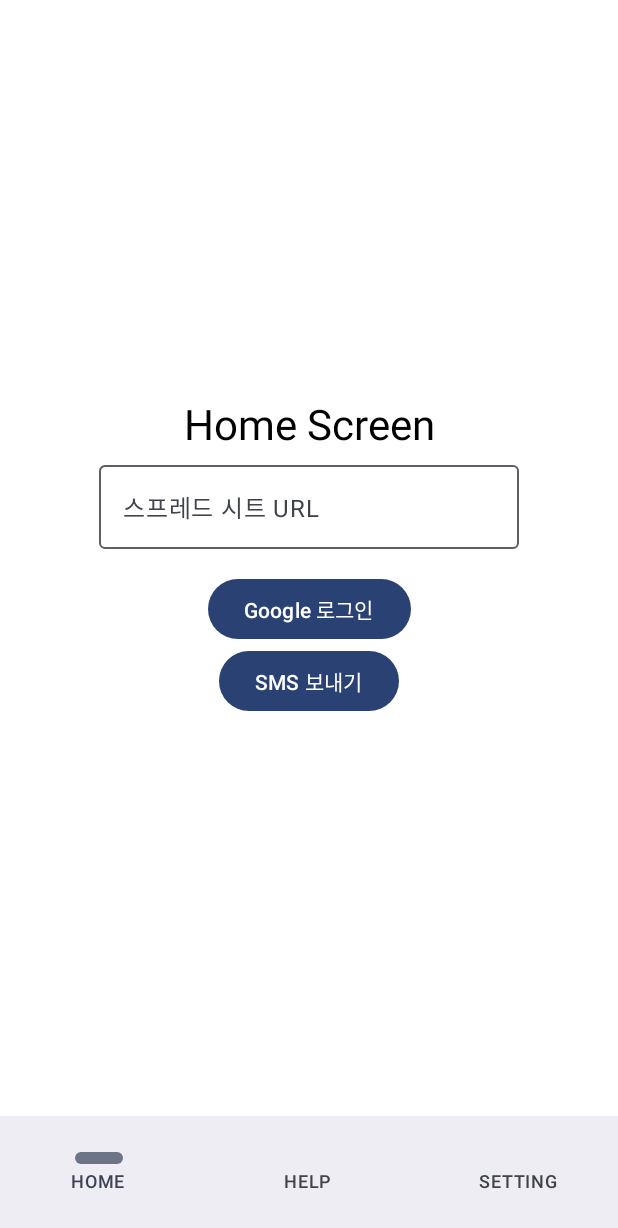
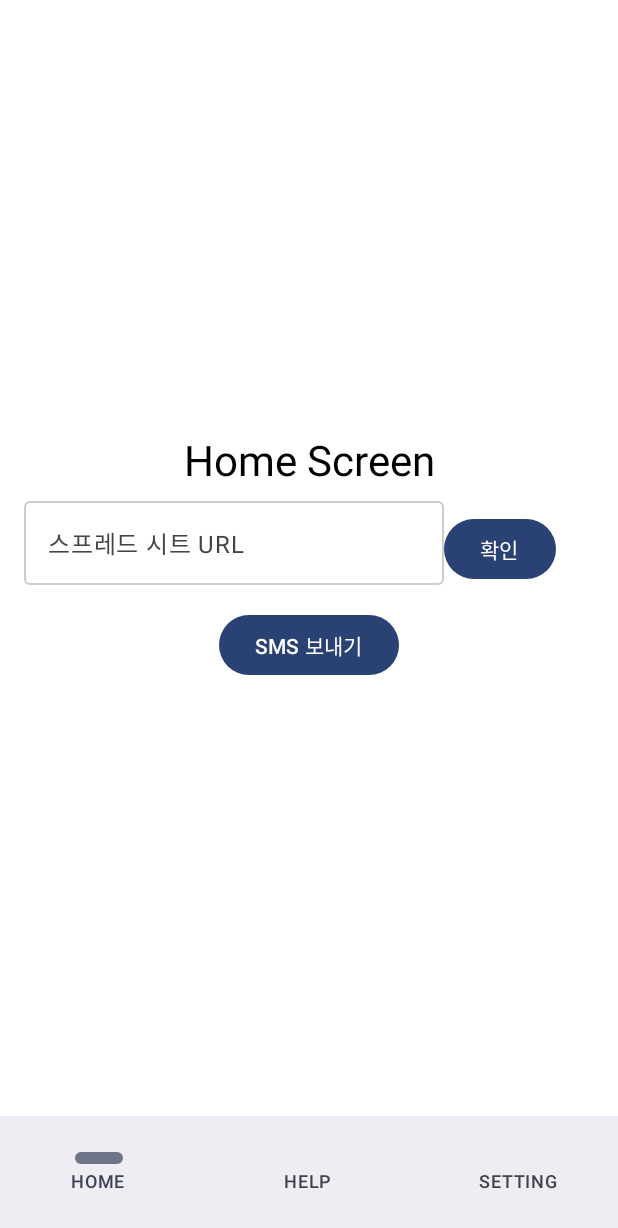
Before and after one commit to YIEOM/sms_messenger, an Android app built with Jetpack Compose: the screen it shows after launch (MainActivity), after a tap on "SMS 보내기", on a phone screen of 412 x 824 dp. Shown: the top 1228 px of the screen. Run offline under Robolectric (Android 15) with nearby library versions, the phone set to English and light mode, and no system bars; our stand-ins replace Dagger/Hilt's generated code, Timber; libraries missing offline, so code that uses them is left out: com.google.api.client, com.google.api.services.

Commit message:
[REFACTOR] : HomeViewModel 및 HomeScreen 리팩토링, 미리보기 추가
HomeViewModel의 스프레드시트 URL 처리 로직을 수정하고, HomeScreen의 UI를 개선했습니다. 또한 HomeScreen에 대한 Composable 미리보기를 추가했습니다.

주요 변경 사항:
- `HomeViewModel.kt`:
    - `sheetUrlTextState`를 `open`으로 변경하여 하위 클래스에서 재정의할 수 있도록 했습니다.
    - `onSpreadSheetUrlTextChanged` 함수를 수정하여 `sheetUrlTextState`의 현재 값을 사용하도록 변경했습니다.
    - `setSheetUrlText` 함수를 추가하여 외부에서 `sheetUrlTextState` 값을 직접 설정할 수 있도록 했습니다.
    - 생성자 및 `getSmsDataList` 함수의 반환 값 타입을 명시적으로 변경했습니다.
    - `SmsData` data class의 생성자 파라미터에 쉼표를 추가했습니다.
- `HomeScreen.kt`:
    - 스프레드시트 URL을 입력받는 `OutlinedTextField`와 "확인" 버튼을 `Row`로 묶었습니다.
    - `OutlinedTextField`의 `onValueChange` 로직을 `homeViewModel.setSheetUrlText(newText)`로 변경하고, "확인" 버튼 클릭 시 `mainViewModel.requestSignIn()`을 호출하도록 수정했습니다. (기존에는 `onSpreadSheetUrlTextChanged`가 `OutlinedTextField`의 `onValueChange`에서 호출되고, "Google 로그인" 버튼이 있었음)
    - `OutlinedTextField`에 `colors` 속성을 추가하여 포커스 및 비포커스 상태의 텍스트, 커서, 라벨, 테두리, 컨테이너 색상을 지정했습니다.
    - `HomeScreenPreview` Composable 함수를 추가하여 HomeScreen의 UI 미리보기를 제공합니다.
        - `MockApplication`, `MockMainViewModel`, `MockHomeViewModel`을 사용하여 미리보기 환경을 구성했습니다.
- `MainViewModel.kt`:
    - 생성자를 `open`으로 변경하여 하위 클래스에서 재정의할 수 있도록 했습니다.

[Issue]: [Issue-NO]

```diff
--- a/app/app/src/main/java/com/yieom/smsmessenger/HomeScreen.kt
+++ b/app/app/src/main/java/com/yieom/smsmessenger/HomeScreen.kt
@@ -1,9 +1,12 @@
 package com.yieom.smsmessenger
 
+import android.app.Application
 import android.widget.Toast
 import androidx.compose.foundation.layout.Arrangement
 import androidx.compose.foundation.layout.Column
+import androidx.compose.foundation.layout.Row
 import androidx.compose.foundation.layout.fillMaxSize
+import androidx.compose.foundation.layout.fillMaxWidth
 import androidx.compose.foundation.layout.padding
 import androidx.compose.foundation.text.KeyboardActions
 import androidx.compose.foundation.text.KeyboardOptions
@@ -12,6 +15,7 @@ import androidx.compose.material3.MaterialTheme
 import androidx.compose.material3.OutlinedTextField
 import androidx.compose.material3.Surface
 import androidx.compose.material3.Text
+import androidx.compose.material3.TextFieldDefaults
 import androidx.compose.runtime.Composable
 import androidx.compose.runtime.LaunchedEffect
 import androidx.compose.runtime.collectAsState
@@ -22,14 +26,20 @@ import androidx.compose.ui.graphics.Color
 import androidx.compose.ui.platform.LocalContext
 import androidx.compose.ui.platform.LocalSoftwareKeyboardController
 import androidx.compose.ui.text.input.ImeAction
+import androidx.compose.ui.tooling.preview.Preview
 import androidx.compose.ui.unit.dp
 import androidx.hilt.navigation.compose.hiltViewModel
 import androidx.navigation.NavController
+import androidx.navigation.compose.rememberNavController
 import kotlinx.coroutines.flow.collectLatest
 import timber.log.Timber
 
 @Composable
-fun HomeScreen(navController: NavController, mainViewModel: MainViewModel, homeViewModel: HomeViewModel = hiltViewModel()) {
+fun HomeScreen(
+    navController: NavController,
+    mainViewModel: MainViewModel,
+    homeViewModel: HomeViewModel = hiltViewModel(),
+) {
     Timber.d("##HomeScreen, recomposition")
 
     val context = LocalContext.current
@@ -44,38 +54,65 @@ fun HomeScreen(navController: NavController, mainViewModel: MainViewModel, homeV
     val sheetUrlText by homeViewModel.sheetUrlTextState.collectAsState()
 
     Surface(
-        modifier = Modifier
+        modifier =
+            Modifier
                 .fillMaxSize(),
-        color = Color.White
+        color = Color.White,
     ) {
         Column(
-            modifier = Modifier
+            modifier =
+                Modifier
                     .fillMaxSize()
                     .padding(16.dp),
             verticalArrangement = Arrangement.Center,
-            horizontalAlignment = Alignment.CenterHorizontally
+            horizontalAlignment = Alignment.CenterHorizontally,
         ) {
             Text(text = "Home Screen", style = MaterialTheme.typography.headlineMedium, color = Color.Black)
+            Row(
+                modifier =
+                    Modifier
+                        .fillMaxWidth(),
+                verticalAlignment = Alignment.CenterVertically,
+            ) {
                 OutlinedTextField(
                     value = sheetUrlText,
                     onValueChange = { newText ->
-                    homeViewModel.onSpreadSheetUrlTextChanged(newText)
+                        homeViewModel.setSheetUrlText(newText)
                     },
                     label = { Text("스프레드 시트 URL") },
                     modifier = Modifier.padding(bottom = 16.dp),
-                keyboardOptions = KeyboardOptions(
-                    imeAction = ImeAction.Done
+                    colors =
+                        TextFieldDefaults.colors(
+                            // 입력된 텍스트 색상
+                            focusedTextColor = Color.Blue, // Use focusedTextColor for text color when focused
+                            unfocusedTextColor = Color.DarkGray, // Optional: specify unfocused text color
+                            // 커서 색상
+                            cursorColor = Color.Blue,
+                            // 포커스가 있을 때의 라벨 색상
+                            focusedLabelColor = Color.Blue,
+                            unfocusedLabelColor = Color.DarkGray, // Optional: specify unfocused label color
+                            // 포커스가 있을 때의 테두리 색상
+                            focusedIndicatorColor = Color.Blue, // Use focusedIndicatorColor for the border/indicator
+                            unfocusedIndicatorColor = Color.LightGray, // Optional: specify unfocused border/indicator color
+                            focusedContainerColor = Color.White,
+                            unfocusedContainerColor = Color.White,
                         ),
-                keyboardActions = KeyboardActions(
+                    keyboardOptions =
+                        KeyboardOptions(
+                            imeAction = ImeAction.Done,
+                        ),
+                    keyboardActions =
+                        KeyboardActions(
                             onDone = {
                                 keyboardController?.hide()
-                    }
-                )
+                            },
+                        ),
                 )
                 Button(onClick = {
                     mainViewModel.requestSignIn()
                 }) {
-                Text("Google 로그인")
+                    Text("확인")
+                }
             }
             Button(onClick = {
                 homeViewModel.sendMultipleSms(homeViewModel.getSmsDataList())
@@ -85,3 +122,58 @@ fun HomeScreen(navController: NavController, mainViewModel: MainViewModel, homeV
         }
     }
 }
+
+// A simple mock Application for previews
+class MockApplication : Application() {
+    // You can override methods here if your ViewModel interacts with them,
+    // but for basic previews, an empty class often suffices.
+    override fun onCreate() {
+        super.onCreate()
+        // Mock initialization if needed
+    }
+}
+
+@Composable
+@Preview(showBackground = true) // 미리보기에 배경색을 표시하여 UI를 더 잘 볼 수 있도록 합니다.
+fun HomeScreenPreview() {
+    // 미리보기에서는 실제 NavController나 ViewModel의 전체 기능이 필요하지 않을 수 있습니다.
+    // 간단한 mock 객체나 rememberNavController()를 사용할 수 있습니다.
+    val navController = rememberNavController()
+    val mockApplicationContext = MockApplication()
+
+    // ViewModel의 경우, 미리보기용으로 hiltViewModel()을 직접 호출하거나,
+    // 테스트용으로 간단한 mock ViewModel 인스턴스를 만들 수 있습니다.
+    // Hilt ViewModel을 미리보기에서 사용하려면 추가 설정이 필요할 수 있으며,
+    // 간단한 미리보기에서는 ViewModel의 의존성을 제거한 버전을 사용하거나
+    // 필요한 최소한의 데이터만 가진 mock 객체를 전달하는 것이 더 쉬울 수 있습니다.
+
+    // 예시 1: 실제 ViewModel 인스턴스 사용 (Hilt 설정 및 의존성에 따라 동작 여부 다름)
+    // val mainViewModel: MainViewModel = hiltViewModel()
+    // val homeViewModel: HomeViewModel = hiltViewModel()
+
+    // 예시 2: 간단한 Mock ViewModel 사용 (ViewModel 로직이 복잡하지 않을 경우)
+    // 이 방법은 ViewModel의 실제 로직을 테스트하는 것이 아니라 UI 모양만 보는 데 적합합니다.
+    class MockMainViewModel : MainViewModel(/* 필요한 의존성 mock 객체 전달 */) {
+        // 미리보기에 필요한 최소한의 동작이나 상태만 구현
+    }
+
+    class MockHomeViewModel : HomeViewModel(mockApplicationContext) {
+        // 미리보기에 필요한 최소한의 동작이나 상태만 구현
+        override val sheetUrlTextState = kotlinx.coroutines.flow.MutableStateFlow("미리보기 URL")
+        // ... 다른 필요한 상태나 함수 override
+    }
+
+    val mainViewModel = MockMainViewModel() // 실제 MainViewModel 생성 방식에 따라 수정
+    val homeViewModel = MockHomeViewModel() // 실제 HomeViewModel 생성 방식에 따라 수정
+
+    // MaterialTheme으로 감싸서 앱의 전체적인 테마를 적용하는 것이 좋습니다.
+    // SMSMessengerTheme이 있다면 그것을 사용하세요. 없다면 기본 MaterialTheme을 사용합니다.
+    MaterialTheme {
+        // 만약 SMSMessengerTheme 같은 커스텀 테마가 있다면 그것으로 교체하세요.
+        HomeScreen(
+            navController = navController,
+            mainViewModel = mainViewModel,
+            homeViewModel = homeViewModel,
+        )
+    }
+}
--- a/app/app/src/main/java/com/yieom/smsmessenger/HomeViewModel.kt
+++ b/app/app/src/main/java/com/yieom/smsmessenger/HomeViewModel.kt
@@ -16,8 +16,10 @@ import timber.log.Timber
 import javax.inject.Inject
 
 @HiltViewModel
-class HomeViewModel @Inject constructor(
-    @ApplicationContext private val applicationContext: Context
+open class HomeViewModel
+    @Inject
+    constructor(
+        @ApplicationContext private val applicationContext: Context,
     ) : ViewModel() {
         private val _toastEventChannel = Channel<String>() // Toast 메시지를 전달할 채널
         val toastEvent = _toastEventChannel.receiveAsFlow() // UI에서 관찰할 Flow
@@ -41,7 +43,10 @@ class HomeViewModel @Inject constructor(
             showToast("${smsDataList.size}개의 SMS 전송을 시작합니다.")
         }
 
-    private fun sendSmsInBackground(context: Context, smsData: SmsData) {
+        private fun sendSmsInBackground(
+            context: Context,
+            smsData: SmsData,
+        ) {
             try {
                 val smsManager: SmsManager = context.getSystemService(SmsManager::class.java)
                 smsManager.sendTextMessage(smsData.phoneNumber, null, smsData.message, null, null)
@@ -51,21 +56,23 @@ class HomeViewModel @Inject constructor(
             }
         }
 
-    fun getSmsDataList(): List<SmsData> {
-        return listOf(
+        fun getSmsDataList(): List<SmsData> =
+            listOf(
                 SmsData("010-4002-5160", "Jetpack Compose에서 보낸 테스트 메시지! 1"),
                 SmsData("010-4002-5160", "Jetpack Compose에서 보낸 테스트 메시지! 2"),
             )
+
+        private val _sheetUrlTextState = MutableStateFlow("")
+        open val sheetUrlTextState = _sheetUrlTextState.asStateFlow()
+
+        fun setSheetUrlText(text: String) {
+            _sheetUrlTextState.value = text
         }
 
-    private val _sheetUrlTextState = MutableStateFlow("")
-    val sheetUrlTextState = _sheetUrlTextState.asStateFlow()
-
-    fun onSpreadSheetUrlTextChanged(newText: String): Boolean {
-        _sheetUrlTextState.value = newText
-
+        fun onSpreadSheetUrlTextChanged(): Boolean {
+            val text = sheetUrlTextState.value
             val regex = "d/([a-zA-Z0-9_-]+)/edit".toRegex()
-        val matchResult = regex.find(newText)
+            val matchResult = regex.find(text)
 
             viewModelScope.launch {
                 if (matchResult != null) {
@@ -86,4 +93,7 @@ class HomeViewModel @Inject constructor(
         }
     }
 
-data class SmsData(val phoneNumber: String, val message: String)
+data class SmsData(
+    val phoneNumber: String,
+    val message: String,
+)
--- a/app/app/src/main/java/com/yieom/smsmessenger/MainViewModel.kt
+++ b/app/app/src/main/java/com/yieom/smsmessenger/MainViewModel.kt
@@ -11,13 +11,15 @@ import timber.log.Timber
 import javax.inject.Inject
 
 @HiltViewModel
-class MainViewModel @Inject constructor(
-) : ViewModel() {
+open class MainViewModel
+    @Inject
+    constructor() : ViewModel() {
         init {
             Timber.d("##init")
         }
 
-    val requiredPermissions = arrayOf(
+        val requiredPermissions =
+            arrayOf(
                 Manifest.permission.SEND_SMS,
             )
 
@@ -26,6 +28,7 @@ class MainViewModel @Inject constructor(
 
         val _permissionEventChannel = Channel<Boolean>(Channel.BUFFERED)
         val permissionEventChannel = _permissionEventChannel.receiveAsFlow()
+
         fun sendPermissionEventChannel(value: Boolean) {
             viewModelScope.launch {
                 _permissionEventChannel.send(value)
```
Lines whose indentation alone changed are shown as unchanged.
